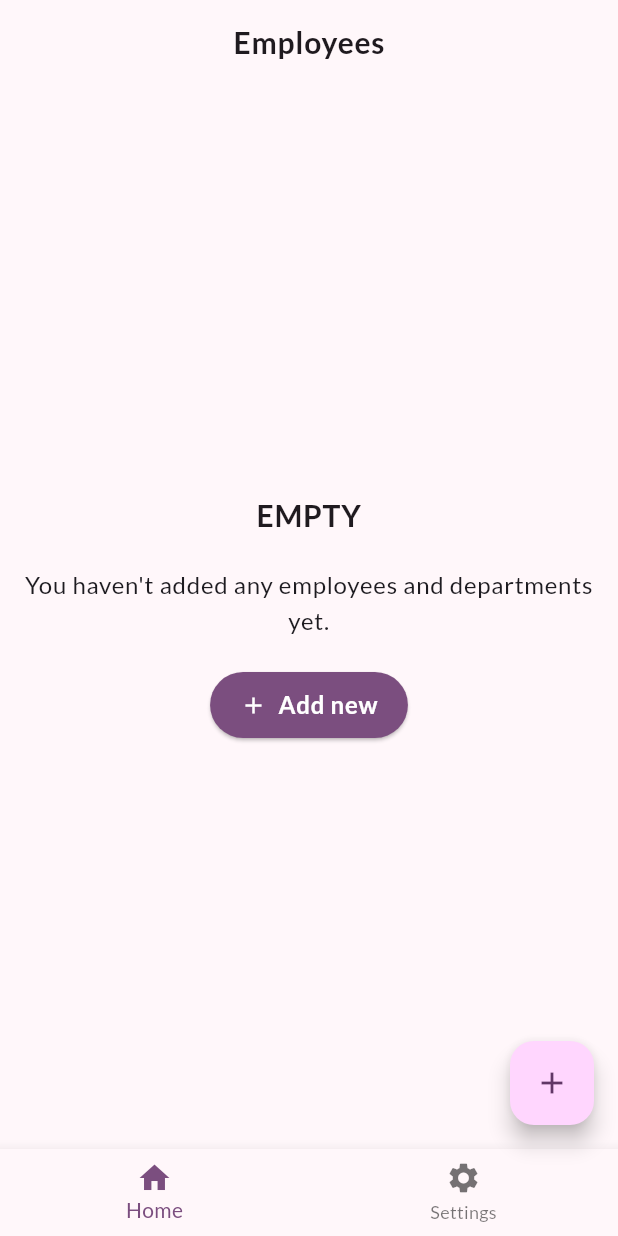
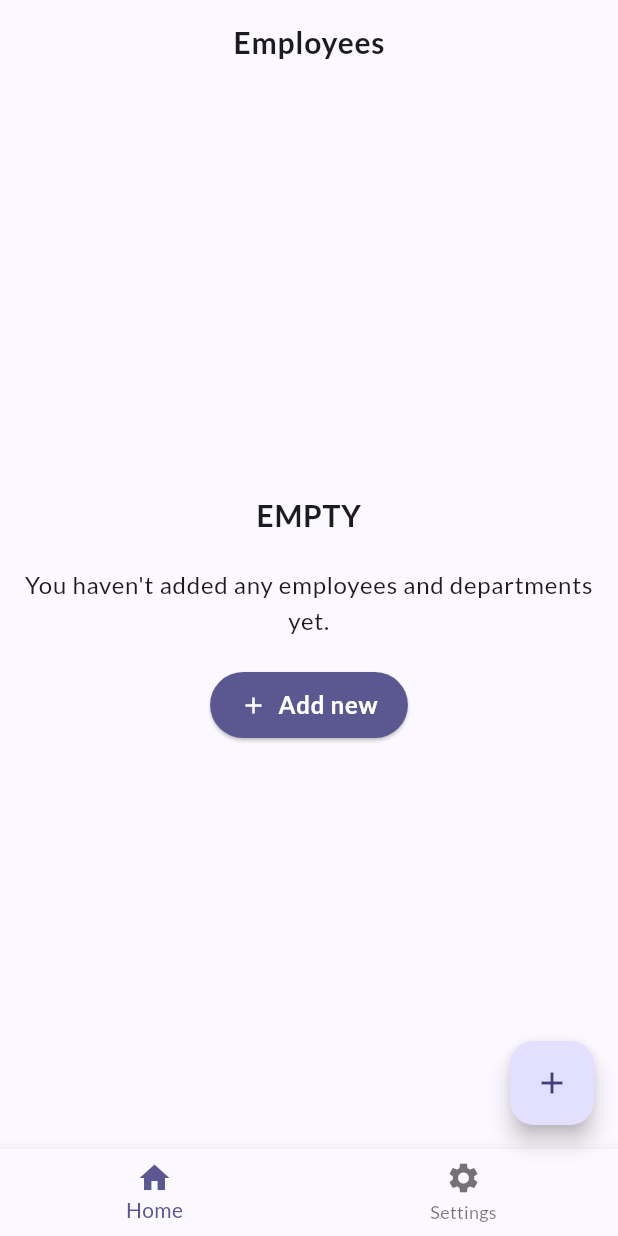
Before and after one commit to PJozeph/talento-hr-app, a Flutter app: the screen it shows after launch, on a phone screen of 412 x 824 dp. Run offline on Flutter 3.47's test engine with Material 3 defaults, Android fonts, the light colour scheme and no system bars; our stand-ins replace google_fonts.

Commit message:
feat: Update seed color for light and dark themes to #6C60FF

```diff
--- a/lib/main.dart
+++ b/lib/main.dart
@@ -7,7 +7,7 @@ final lightTheme = ThemeData(
   brightness: Brightness.light,
   colorScheme: ColorScheme.fromSeed(
     brightness: Brightness.light,
-    seedColor: Colors.purpleAccent,
+    seedColor: Color(0xFF6C60FF), // Changed to #6C60FF
   ),
   textTheme: GoogleFonts.latoTextTheme(),
 );
@@ -17,7 +17,7 @@ final darkTheme = ThemeData(
   brightness: Brightness.dark,
   colorScheme: ColorScheme.fromSeed(
     brightness: Brightness.dark,
-    seedColor: Colors.purpleAccent,
+    seedColor: Color(0xFF6C60FF), // Changed to #6C60FF
   ),
   textTheme: GoogleFonts.latoTextTheme(),
 );
```
